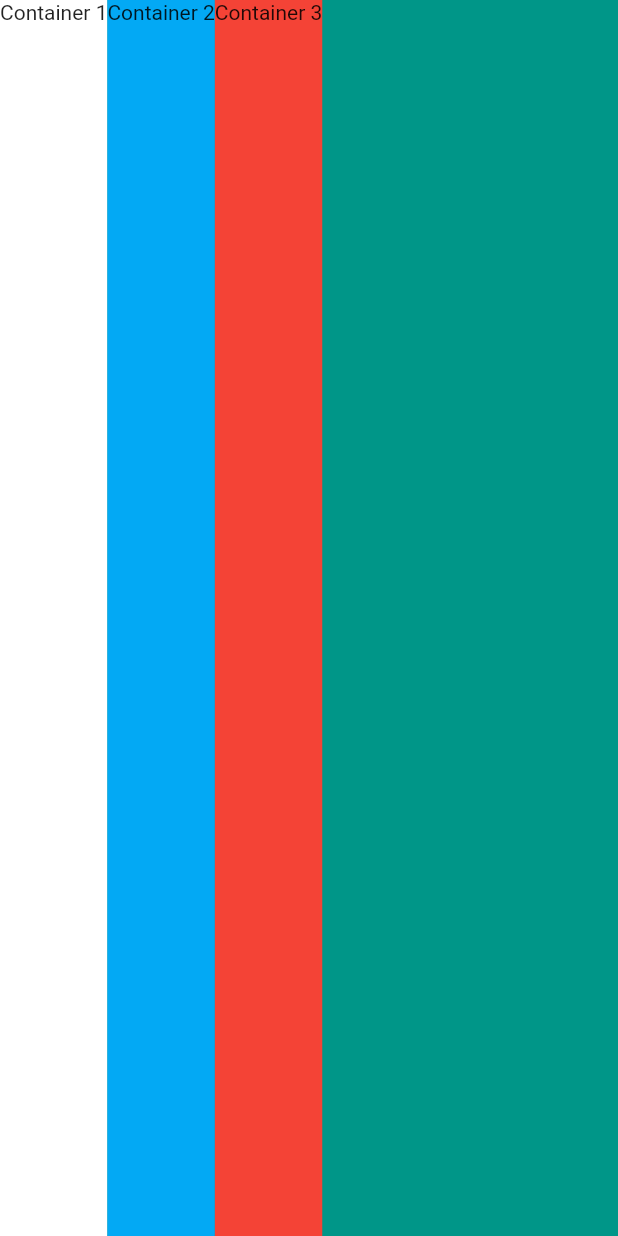
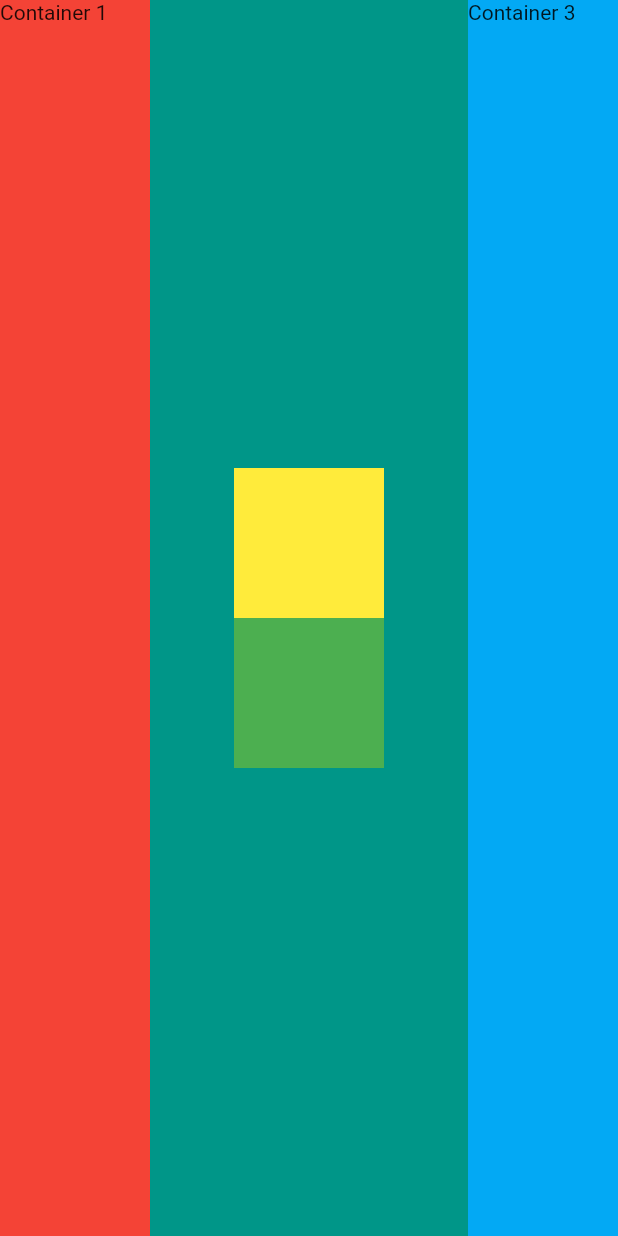
Before and after one commit to wai-shield/section6.1, a Flutter app: the screen it shows after launch, on a phone screen of 412 x 824 dp. Run offline on Flutter 3.47's test engine with Material 2 defaults, Android fonts, the phone set to English and light mode, and no system bars.

Commit message:
Challenge 39 done

```diff
--- a/flutter_app/lib/main.dart
+++ b/flutter_app/lib/main.dart
@@ -22,29 +22,44 @@ class MyApp extends StatelessWidget {
             //mainAxisSize: MainAxisSize.min, //as per child widget
             //verticalDirection: VerticalDirection.up, //1,2,3 or 3,2,1
             //mainAxisAlignment: MainAxisAlignment.start, //place at top(start), botton(end), center (if not min in MainAxisSize)
-            //mainAxisAlignment: MainAxisAlignment.spaceBetween, //stretch (spaceEvenly, spaceBetween
+            mainAxisAlignment: MainAxisAlignment.spaceBetween, //stretch (spaceEvenly, spaceBetween
             crossAxisAlignment: CrossAxisAlignment.stretch, //like above in horizontel way
 
             children: <Widget>[
               Container(
                 //height: 100.0,
-                //width: 100.0,
-                color: Colors.white,
+                width: 100.0,
+                color: Colors.red,
                 child: Text("Container 1"),
               ),
-              SizedBox(
+              /*SizedBox(
                 height: 20.0,
+              ),*/
+              Container(
+                child: Column(
+                  mainAxisAlignment: MainAxisAlignment.center,
+                  children: <Widget>[
+                    Container(
+                      width:100.0,
+                      height: 100.0,
+                      color: Colors.yellow
+                    ),
+                    Container(
+                      width: 100.0,
+                      height: 100.0,
+                      color: Colors.green,
+                    )
+                  ],
+                ),
+                /*height: 100.0,
+                width: 100.0,
+                color: Colors.white,
+                child: Text("Container 2"),*/
               ),
               Container(
                 //height: 100.0,
-                //width: 100.0,
+                width: 100.0,
                 color: Colors.lightBlue,
-                child: Text("Container 2"),
-              ),
-              Container(
-                //height: 100.0,
-                //width: 100.0,
-                color: Colors.red,
                 child: Text("Container 3"),
               ),
 
```
